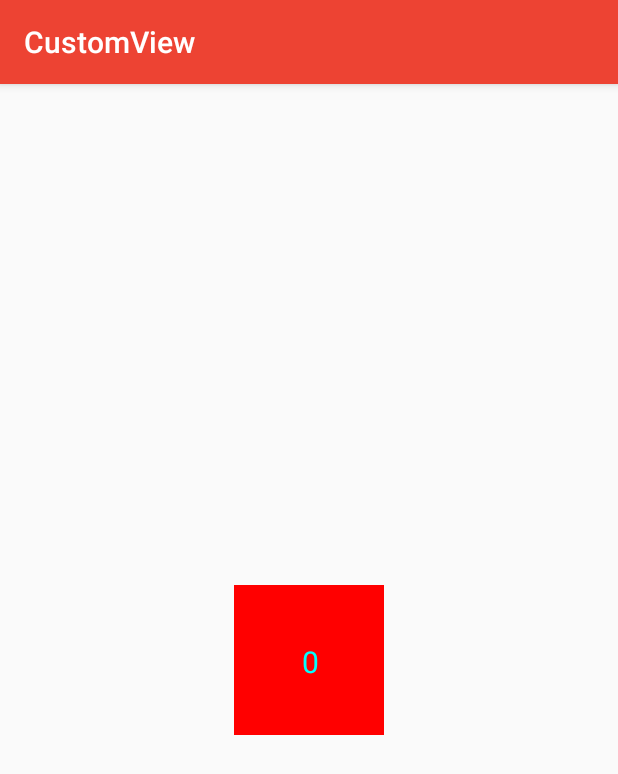
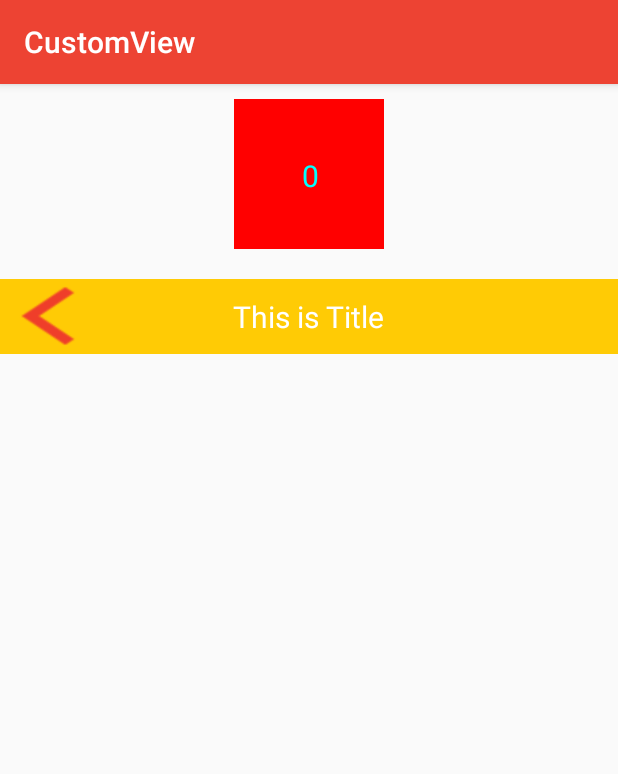
Before and after one commit to yangxiaoge/CustomView, an Android app: the screen it shows after launch (MainActivity), on a phone screen of 412 x 824 dp. Shown: the top 774 px of the screen. Run offline under Robolectric (Android 15) with nearby library versions, the phone set to English and light mode, and no system bars.

Commit message:
新增 TitleViewCombox , 标题栏

```diff
--- /dev/null
+++ b/app/src/main/java/customview/example/com/customview/widget/TitleViewCombox.java
@@ -0,0 +1,44 @@
+package customview.example.com.customview.widget;
+
+import android.content.Context;
+import android.util.AttributeSet;
+import android.view.LayoutInflater;
+import android.view.View;
+import android.widget.Button;
+import android.widget.FrameLayout;
+import android.widget.TextView;
+import android.widget.Toast;
+
+import customview.example.com.customview.R;
+
+/**
+ * Description:
+ * Author: 0027008122 [yang.jianan@zte.com.cn]
+ * Time: 2016/3/24 17:06
+ * Version: 1.0
+ */
+public class TitleViewCombox extends FrameLayout {
+    private Button mButton;
+    private TextView mTextView;
+
+    public TitleViewCombox(final Context context, AttributeSet attrs) {
+        super(context, attrs);
+        View view = LayoutInflater.from(context).inflate(R.layout.title_combox, this);
+        mButton = (Button) findViewById(R.id.button_left);
+        mTextView = (TextView) findViewById(R.id.title_text);
+        mButton.setOnClickListener(new OnClickListener() {
+            @Override
+            public void onClick(View v) {
+                Toast.makeText(context, "点击成功!", Toast.LENGTH_LONG).show();
+            }
+        });
+    }
+
+    public void setTitleText(String text) {
+        mTextView.setText(text);
+    }
+
+    public void setButtonText(String text) {
+        mButton.setText(text);
+    }
+}
--- a/app/src/main/res/layout/activity_main.xml
+++ b/app/src/main/res/layout/activity_main.xml
@@ -4,12 +4,22 @@
     android:layout_width="match_parent"
     android:layout_height="match_parent"
     android:orientation="vertical"
+    android:paddingBottom="10dp"
+    android:paddingTop="10dp"
     tools:context=".MainActivity">
 
-<customview.example.com.customview.widget.CountView
-    android:layout_width="100dp"
-    android:layout_height="100dp"
-    android:layout_gravity="center_vertical"
-    android:layout_centerVertical="true"
-    android:layout_centerHorizontal="true" />
+    <customview.example.com.customview.widget.CountView
+        android:id="@+id/count_view"
+        android:layout_width="100dp"
+        android:layout_height="100dp"
+        android:layout_alignParentTop="true"
+        android:layout_centerHorizontal="true"
+        android:layout_gravity="center_vertical" />
+
+    <customview.example.com.customview.widget.TitleViewCombox
+        android:id="@+id/titleview_combox"
+        android:layout_width="match_parent"
+        android:layout_height="wrap_content"
+        android:layout_below="@+id/count_view"
+        android:layout_marginTop="20dp" />
 </RelativeLayout>
--- /dev/null
+++ b/app/src/main/res/layout/title_combox.xml
@@ -0,0 +1,25 @@
+<?xml version="1.0" encoding="utf-8"?>
+<RelativeLayout xmlns:android="http://schemas.android.com/apk/res/android"
+    android:layout_width="match_parent"
+    android:layout_height="50dp"
+    android:background="#ffcb05">
+
+    <Button
+        android:id="@+id/button_left"
+        android:layout_width="60dp"
+        android:layout_height="40dp"
+        android:layout_centerVertical="true"
+        android:layout_marginLeft="5dp"
+        android:background="@drawable/arrow_back_red"
+        android:textColor="#fff" />
+
+    <TextView
+        android:id="@+id/title_text"
+        android:layout_width="wrap_content"
+        android:layout_height="wrap_content"
+        android:layout_centerInParent="true"
+        android:text="This is Title"
+        android:textColor="#fff"
+        android:textSize="20sp" />
+
+</RelativeLayout>
```
Also changed, not shown: app/src/main/res/drawable/arrow_back_red.png (added).
